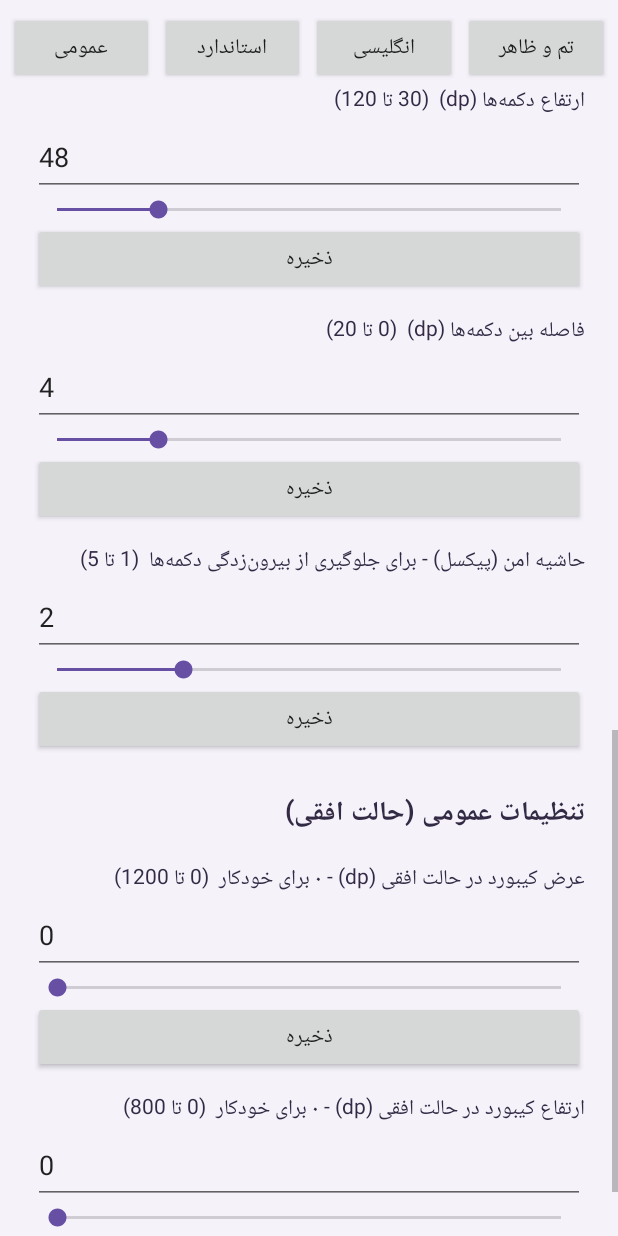
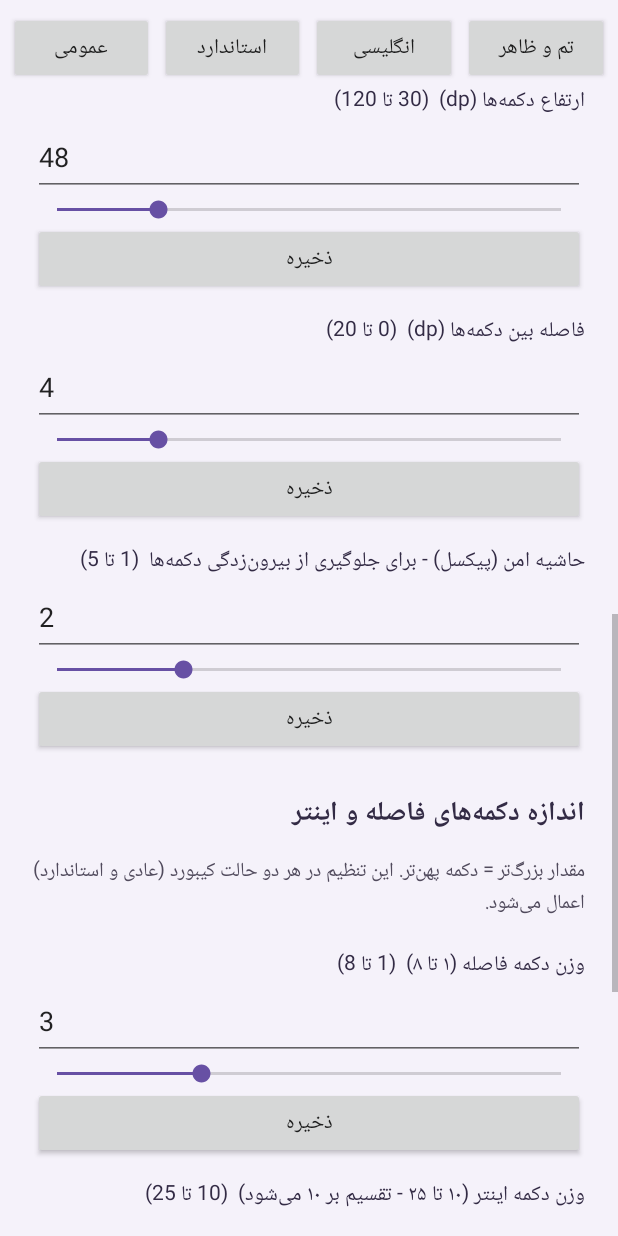
Before and after one commit to smhosseini397/SMHKeyBoard.ai, an Android app: the screen it shows after launch (SettingsActivity), scrolled down 1074 dp, on a phone screen of 412 x 824 dp. Run offline under Robolectric (Android 15) with nearby library versions, the phone set to English and light mode, and no system bars.

Commit message:
Update SettingsActivity.kt

```diff
--- a/app/src/main/java/com/farshekashan/keyfarsi/SettingsActivity.kt
+++ b/app/src/main/java/com/farshekashan/keyfarsi/SettingsActivity.kt
@@ -199,6 +199,16 @@ class SettingsActivity : Activity() {
         addNumberField(outer, "فاصله بین دکمه‌ها (dp)", "fa_key_gap", 4, 0, 20)
         addNumberField(outer, "حاشیه امن (پیکسل) - برای جلوگیری از بیرون‌زدگی دکمه‌ها", "keyboard_padding", 2, 1, 5)
 
+        outer.addView(sectionTitle("اندازه دکمه‌های فاصله و اینتر"))
+        outer.addView(TextView(this).apply {
+            text = "مقدار بزرگ‌تر = دکمه پهن‌تر. این تنظیم در هر دو حالت کیبورد (عادی و استاندارد) اعمال می‌شود."
+            textSize = 13f
+            setTextColor(0xFF514B5D.toInt())
+            setPadding(0, dp(4), 0, dp(10))
+        })
+        addNumberField(outer, "وزن دکمه فاصله (۱ تا ۸)", "space_weight", 3, 1, 8)
+        addNumberField(outer, "وزن دکمه اینتر (۱۰ تا ۲۵ - تقسیم بر ۱۰ می‌شود)", "enter_weight", 15, 10, 25)
+
         outer.addView(sectionTitle("تنظیمات عمومی (حالت افقی)"))
         addNumberField(outer, "عرض کیبورد در حالت افقی (dp) - ۰ برای خودکار", "keyboard_width_landscape", 0, 0, 1200)
         addNumberField(outer, "ارتفاع کیبورد در حالت افقی (dp) - ۰ برای خودکار", "keyboard_height_landscape", 0, 0, 800)
@@ -275,7 +285,6 @@ class SettingsActivity : Activity() {
         }
         outer.addView(standardBig)
 
-        // ========== بخش جدید: ادغام کلیدها (جداگانه) ==========
         outer.addView(sectionTitle("ادغام کلیدهای هم‌خانواده (فقط در کیبورد استاندارد فعال)"))
 
         outer.addView(TextView(this).apply {
@@ -286,13 +295,13 @@ class SettingsActivity : Activity() {
         })
 
         val mergeKeyOptions = listOf(
-            Triple("merge_key_kaf", "ادغام «ک» (ک → گ)", "گ"),
-            Triple("merge_key_gaf", "ادغام «گ» (گ → ک)", "ک"),
-            Triple("merge_key_re", "ادغام «ر» (ر → ژ)", "ژ"),
-            Triple("merge_key_zhe", "ادغام «ژ» (ژ → ر)", "ر")
+            "merge_key_kaf" to "ادغام «ک» (ک → گ)",
+            "merge_key_gaf" to "ادغام «گ» (گ → ک)",
+            "merge_key_re" to "ادغام «ر» (ر → ژ)",
+            "merge_key_zhe" to "ادغام «ژ» (ژ → ر)"
         )
 
-        mergeKeyOptions.forEach { (key, label, _) ->
+        mergeKeyOptions.forEach { (key, label) ->
             val cb = CheckBox(this).apply {
                 text = label
                 isChecked = prefs.getBoolean(key, false)
@@ -307,17 +316,6 @@ class SettingsActivity : Activity() {
             }
             outer.addView(cb)
         }
-
-        // ========== بخش جدید: اندازه دکمه‌های Space و Enter ==========
-        outer.addView(sectionTitle("اندازه دکمه‌های فاصله و اینتر"))
-        outer.addView(TextView(this).apply {
-            text = "مقدار بزرگ‌تر = دکمه پهن‌تر. این تنظیم در هر دو حالت استاندارد و عادی اعمال می‌شود."
-            textSize = 13f
-            setTextColor(0xFF514B5D.toInt())
-            setPadding(0, dp(4), 0, dp(10))
-        })
-        addNumberField(outer, "وزن دکمه فاصله (۱ تا ۸)", "space_weight", 3, 1, 8)
-        addNumberField(outer, "وزن دکمه اینتر (۱۰ تا ۲۵ - تقسیم بر ۱۰ می‌شود)", "enter_weight", 15, 10, 25)
 
         outer.addView(sectionTitle("تنظیمات اندازه کیبورد استاندارد"))
         addNumberField(outer, "عرض کیبورد استاندارد (dp) - ۰ برای خودکار", "standard_keyboard_width", 0, 0, 1200)
@@ -430,7 +428,6 @@ class SettingsActivity : Activity() {
                     .putInt("standard_key_gap", -1)
                     .putInt("standard_scale", 100)
                     .putInt("keyboard_padding", 2)
-                    // ✅ بازنشانی گزینه‌های جدید
                     .putBoolean("merge_key_kaf", false)
                     .putBoolean("merge_key_gaf", false)
                     .putBoolean("merge_key_re", false)
```
